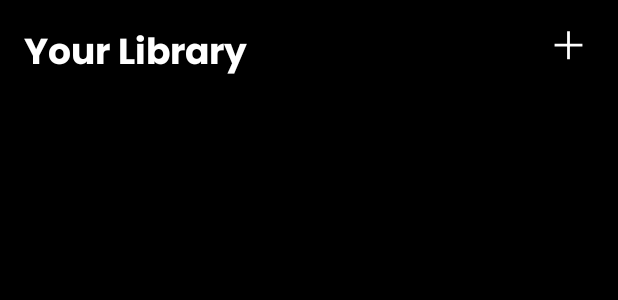
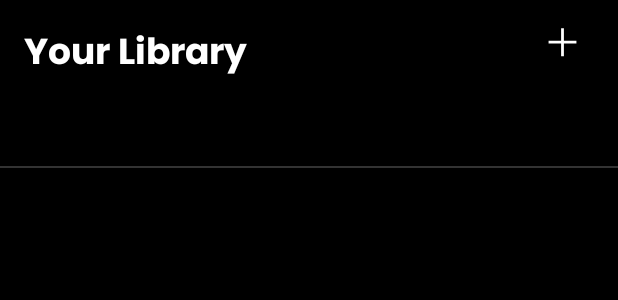
Before and after one commit to ChrisCS50X/if3210-tubes-mad-2025-if3210-2025-mad-ccp, an Android app: the layout fragment_library.xml on its own in the app's theme, with its tools: preview values and no code run, on a phone screen of 412 x 824 dp. Shown: the top 300 px of the screen. Run offline under Robolectric (Android 15) with nearby library versions, the phone set to English and light mode, and no system bars.

Commit message:
refactor library and home views

```diff
--- a/app/src/main/res/drawable/ic_plus.xml
+++ b/app/src/main/res/drawable/ic_plus.xml
@@ -1,8 +1,8 @@
 <vector xmlns:android="http://schemas.android.com/apk/res/android"
-    android:width="26dp"
-    android:height="26dp"
-    android:viewportWidth="26"
-    android:viewportHeight="26">
+    android:width="30dp"
+    android:height="30dp"
+    android:viewportWidth="30"
+    android:viewportHeight="30">
     <path
         android:fillColor="#FFFFFF"
         android:fillType="evenOdd"
--- a/app/src/main/res/layout/fragment_library.xml
+++ b/app/src/main/res/layout/fragment_library.xml
@@ -54,11 +54,22 @@
         app:layout_constraintTop_toBottomOf="@id/text_library_header"
         app:layout_constraintStart_toStartOf="parent" />
 
+    <View
+        android:id="@+id/tab_separator"
+        android:layout_width="0dp"
+        android:layout_height="1dp"
+        android:layout_marginTop="4dp"
+        android:background="@color/white"
+        android:alpha="0.2"
+        app:layout_constraintTop_toBottomOf="@id/tab_layout"
+        app:layout_constraintStart_toStartOf="parent"
+        app:layout_constraintEnd_toEndOf="parent" />
+
     <androidx.viewpager2.widget.ViewPager2
         android:id="@+id/view_pager"
         android:layout_width="match_parent"
         android:layout_height="0dp"
-        app:layout_constraintTop_toBottomOf="@id/tab_layout"
+        app:layout_constraintTop_toBottomOf="@id/tab_separator"
         app:layout_constraintBottom_toBottomOf="parent" />
 
 </androidx.constraintlayout.widget.ConstraintLayout>
--- a/app/src/main/res/layout/item_new_song.xml
+++ b/app/src/main/res/layout/item_new_song.xml
@@ -38,8 +38,8 @@
                 android:layout_width="match_parent"
                 android:layout_height="wrap_content"
                 android:textColor="@android:color/white"
+                android:fontFamily="@font/poppins_bold"
                 android:textSize="16sp"
-                android:textStyle="bold"
                 android:maxLines="1" />
 
             <TextView
@@ -47,6 +47,7 @@
                 android:layout_width="match_parent"
                 android:layout_height="wrap_content"
                 android:textColor="@android:color/white"
+                android:fontFamily="@font/poppins"
                 android:textSize="12sp"
                 android:maxLines="1" />
         </LinearLayout>
--- a/app/src/main/res/layout/item_song.xml
+++ b/app/src/main/res/layout/item_song.xml
@@ -5,7 +5,10 @@
     android:layout_width="match_parent"
     android:layout_height="wrap_content"
     android:background="?attr/selectableItemBackground"
-    android:padding="16dp">
+    android:paddingStart="16dp"
+    android:paddingEnd="16dp"
+    android:paddingTop="8dp"
+    android:paddingBottom="8dp">
 
     <com.google.android.material.imageview.ShapeableImageView
         android:id="@+id/image_song"
```
Also changed, not shown: app/src/main/java/com/example/purrytify/ui/adapter/RecentlyPlayedAdapter.kt (+19 -6 lines), app/src/main/java/com/example/purrytify/ui/library/AllSongsFragment.kt (+25 -3 lines), app/src/main/java/com/example/purrytify/ui/library/LikedSongsFragment.kt (+25 -3 lines).
